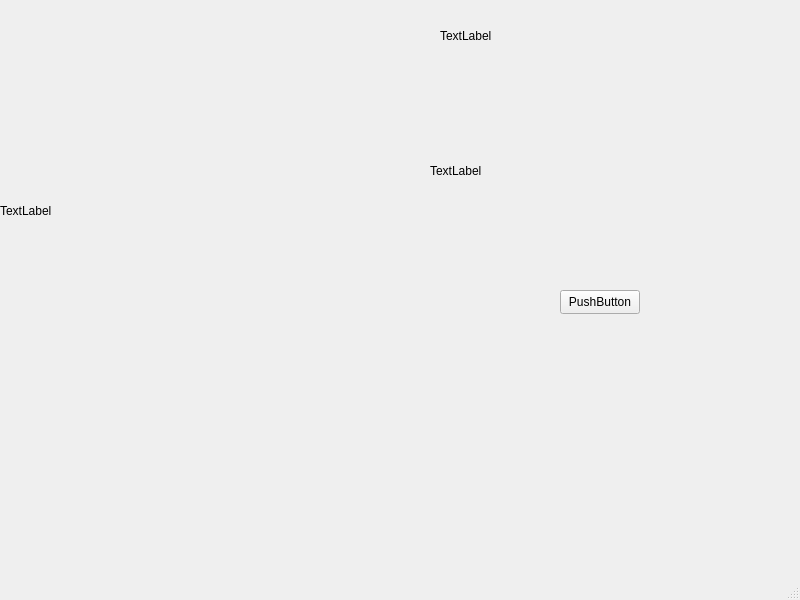
The window that Ltem_Sorting/mainwindow.ui (YiHangCalm/WorldSkillsCompetition) describes before a commit, drawn with Qt 5.
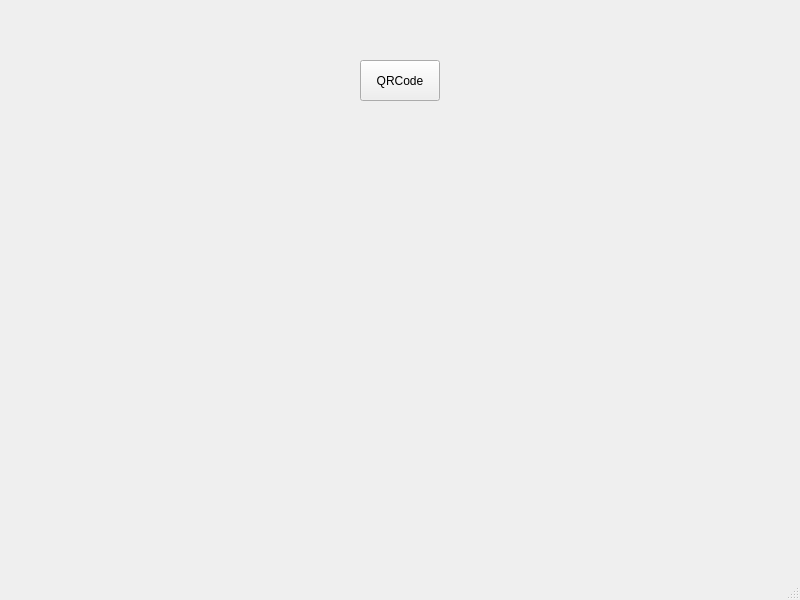
The same window after the commit.

The edit to the form file:
```diff
--- a/Ltem_Sorting/mainwindow.ui
+++ b/Ltem_Sorting/mainwindow.ui
@@ -17,53 +17,14 @@
    <widget class="QPushButton" name="pushButton">
     <property name="geometry">
      <rect>
-      <x>560</x>
-      <y>290</y>
+      <x>360</x>
+      <y>60</y>
       <width>80</width>
-      <height>24</height>
+      <height>41</height>
      </rect>
     </property>
     <property name="text">
-     <string>PushButton</string>
-    </property>
-   </widget>
-   <widget class="QLabel" name="camera">
-    <property name="geometry">
-     <rect>
-      <x>0</x>
-      <y>0</y>
-      <width>401</width>
-      <height>421</height>
-     </rect>
-    </property>
-    <property name="text">
-     <string>TextLabel</string>
-    </property>
-   </widget>
-   <widget class="QLabel" name="fps">
-    <property name="geometry">
-     <rect>
-      <x>440</x>
-      <y>20</y>
-      <width>71</width>
-      <height>31</height>
-     </rect>
-    </property>
-    <property name="text">
-     <string>TextLabel</string>
-    </property>
-   </widget>
-   <widget class="QLabel" name="erweima">
-    <property name="geometry">
-     <rect>
-      <x>430</x>
-      <y>120</y>
-      <width>151</width>
-      <height>101</height>
-     </rect>
-    </property>
-    <property name="text">
-     <string>TextLabel</string>
+     <string>QRCode</string>
     </property>
    </widget>
   </widget>
```
Left out of the diff: 2 changed lines with no effect on the pictures.
